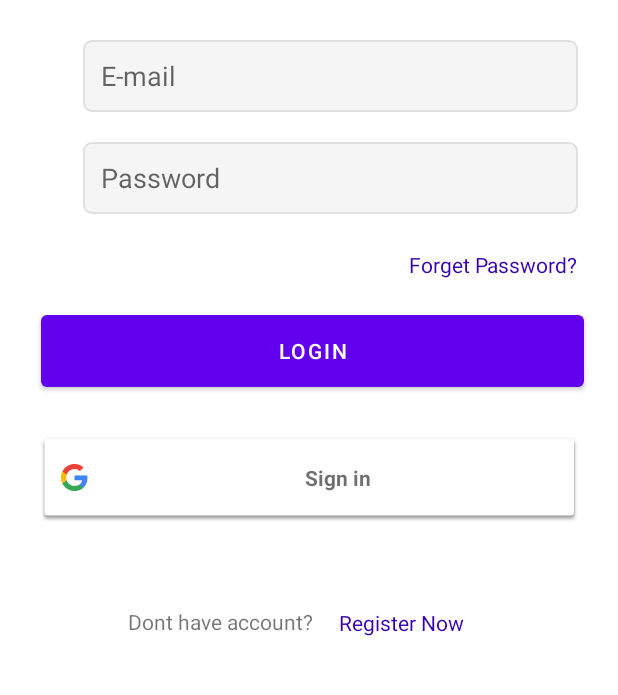
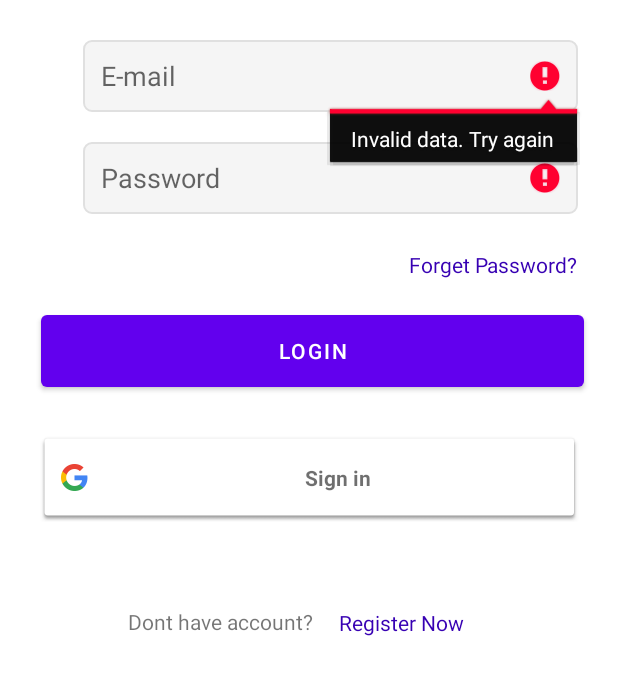
Before and after one commit to DominikBarys/Punktozercy, an Android app: the screen it shows after launch (MainActivity), after a tap on "LOGIN", on a phone screen of 412 x 824 dp, the part 475-1170 px from its top. Run offline under Robolectric (Android 15) with nearby library versions, the phone set to English and light mode, and no system bars; our stand-ins replace Room's generated code; 1 statement that could not run was skipped.

Commit message:
Login validation done. Google sign up need modification

```diff
--- a/app/src/main/java/com/example/punktozercy/fragments/login/LoginFragment.kt
+++ b/app/src/main/java/com/example/punktozercy/fragments/login/LoginFragment.kt
@@ -23,6 +23,7 @@ import com.google.android.gms.auth.api.signin.GoogleSignInClient
 import com.google.android.gms.auth.api.signin.GoogleSignInOptions
 import com.google.android.gms.common.api.ApiException
 import com.google.android.gms.tasks.Task
+import kotlinx.coroutines.async
 import kotlinx.coroutines.launch
 
 
@@ -89,7 +90,7 @@ class LoginFragment : Fragment() {
         }
 
         binding.loginButton.setOnClickListener{
-                checkUserLogin()
+                checkUserlogin()
         }
         return binding.root
     }
@@ -142,23 +143,56 @@ class LoginFragment : Fragment() {
         return !(TextUtils.isEmpty(email)&& TextUtils.isEmpty(password))
     }
 
+    private fun checkUserlogin(){
+        val email = binding.TextEmailAddress.text.toString()
+        val password = binding.TextPassword.text.toString()
+
+        lifecycleScope.launch {
+            val job = lifecycleScope.async {
+                val user: List<User>  = mShopViewModel.isUserLoginExists(email,password)
+
+                if(user.isEmpty()){
+                    binding.TextEmailAddress.error="Invalid data. Try again"
+                    binding.TextPassword.error="Invalid data. Try again"
+                }
+                else{
+                    val intent = Intent(activity,MainActivity2::class.java)
+                    intent.putExtra("user", user[0])
+                    activity?.startActivity(intent)
+                }
+            }
+        }
+    }
     private fun checkUserLogin(){
 
         val email = binding.TextEmailAddress.text.toString()
         val password = binding.TextPassword.text.toString()
+        binding.TextEmailAddress.error = "Morenka"
         if(checkInput(email,password)){
 
             lifecycleScope.launch{
-                if(mShopViewModel.isUserLoginExists(email,password)){
 
-                    Toast.makeText(requireContext(),"Udalo sie zalogowac",Toast.LENGTH_LONG).show()
-                    val intent = Intent(activity,MainActivity2::class.java)
-                    val user = User(0,"Konrad","123","6654234",null,"konr509@wp.pl",0,null)
-                    intent.putExtra("user",user)
-                    activity?.startActivity(intent)
-                }else{
-                    Toast.makeText(requireContext(),"Taki uzytkownik nie istnieje",Toast.LENGTH_LONG).show()
-                }
+
+
+
+
+
+
+
+
+
+
+
+//                if(mShopViewModel.isUserLoginExists(email,password)){
+//
+//                    Toast.makeText(requireContext(),"Udalo sie zalogowac",Toast.LENGTH_LONG).show()
+//                    val intent = Intent(activity,MainActivity2::class.java)
+//                    val user = User(0,"Konrad","123","6654234",null,"konr509@wp.pl",0,null)
+//                    intent.putExtra("user",user)
+//                    activity?.startActivity(intent)
+//                }else{
+//                    Toast.makeText(requireContext(),"Taki uzytkownik nie istnieje",Toast.LENGTH_LONG).show()
+//                }
             }
 
         }else
```
